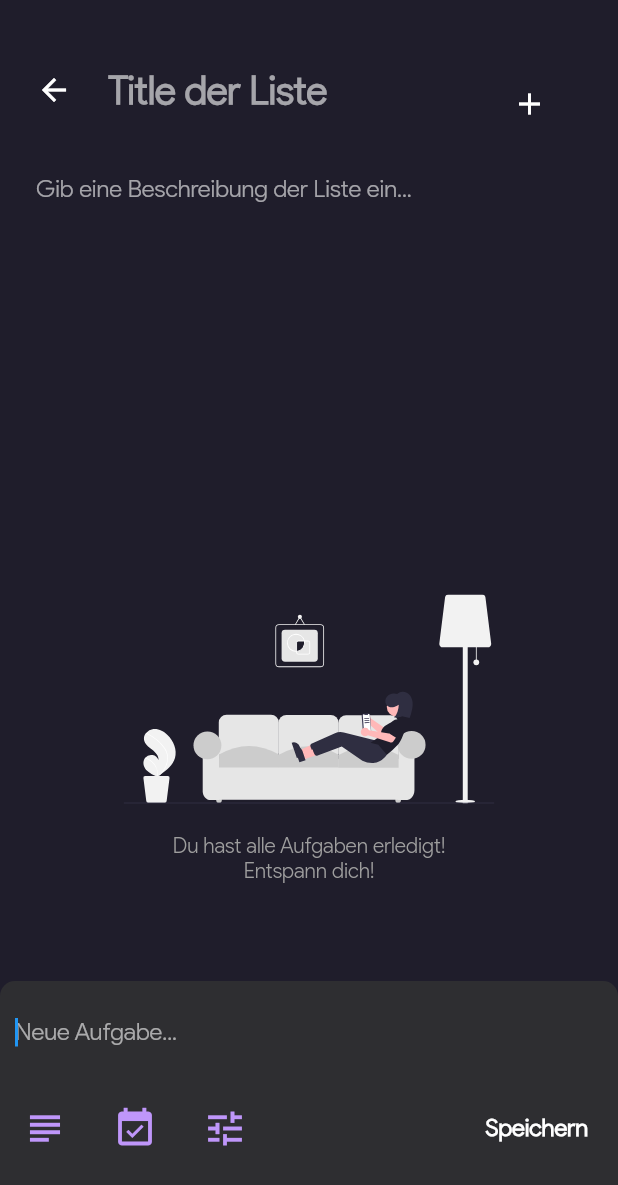
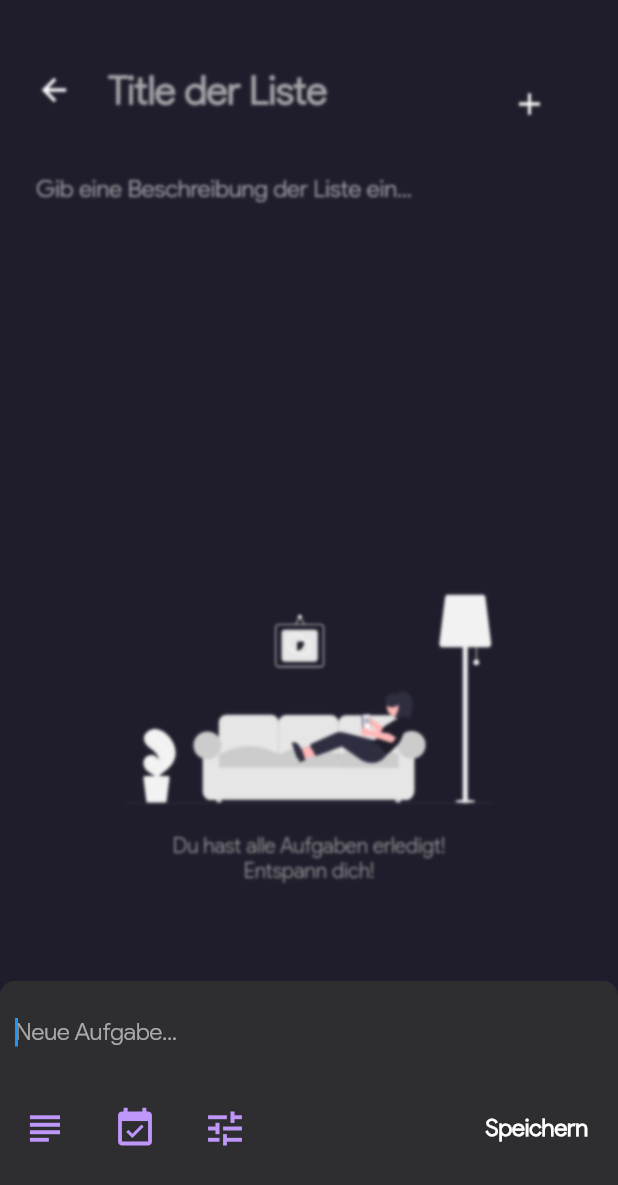
Before and after one commit to badbryany/todoapp, a Flutter app: the Taskpage screen opened directly with empty values, after a tap on the "add" icon, on a phone screen of 412 x 824 dp. Shown: the top 1185 px of the screen. Run offline on Flutter 3.47's test engine with Material 2 defaults, Android fonts, the phone set to English and light mode, and no system bars; our stand-ins replace flutter_svg, sqflite; accounts and stored records are empty.

Commit message:
blure background when you add a todo

```diff
--- a/lib/screens/taskpage.dart
+++ b/lib/screens/taskpage.dart
@@ -1,3 +1,5 @@
+import 'dart:ui';
+
 import 'package:flutter/material.dart';
 import 'package:flutter_svg/flutter_svg.dart';
 
@@ -21,6 +23,8 @@ class _TaskpageState extends State<Taskpage>{
 
   String todoTitle = '';
   String todoDescription = '';
+
+  Widget blure = SizedBox();
 
   int _taskId = 0;
   String _taskTitle = "";
@@ -195,10 +199,28 @@ class _TaskpageState extends State<Taskpage>{
                   padding: EdgeInsets.all(10),
                   child: IconButton(
                     icon: Icon(Icons.add),
-                    onPressed: () => setState(() {_addToDo = !_addToDo;}),
+                    onPressed: () => setState(() {
+                      _addToDo = !_addToDo;
+                      blure = InkWell(
+                        onTap: () => setState(() {blure = SizedBox(); _addToDo = false;}),
+                        child: Positioned.fill(
+                        child: BackdropFilter(
+                          filter: ImageFilter.blur(
+                            sigmaX: 1,
+                            sigmaY: 1,
+                          ),
+                          child: Container(
+                            color: Colors.black.withOpacity(0),
+                          ),
+                        )
+                      ),
+                      );
+                    }),
                   )
                 )
               ),
+              blure,
+              //add ToDo
               Visibility(
                 visible: _addToDo,
                 child: Positioned(
@@ -280,6 +302,7 @@ class _TaskpageState extends State<Taskpage>{
                                       setState(() {
                                         todoTitle = '';
                                         _addToDo = false;
+                                        blure = SizedBox();
                                       });
                                       //_todoFocus.requestFocus();
                                     } else {
```
